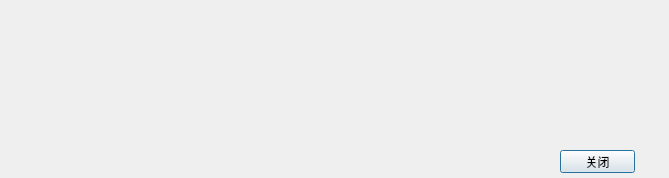
First picture: the form in Common/sysmessagebox.ui, repository chuandongxu/AOI, before the edit.
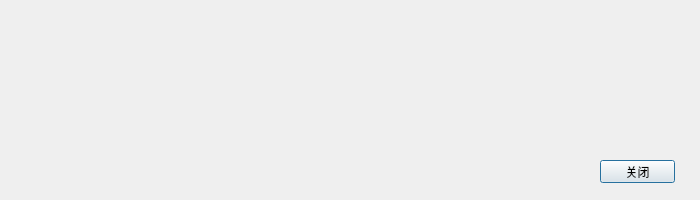
Second picture: the form after the edit.

```diff
--- a/Common/sysmessagebox.ui
+++ b/Common/sysmessagebox.ui
@@ -12,8 +12,8 @@
    <rect>
     <x>0</x>
     <y>0</y>
-    <width>669</width>
-    <height>178</height>
+    <width>700</width>
+    <height>200</height>
    </rect>
   </property>
   <property name="windowTitle">
@@ -38,9 +38,9 @@
    </property>
    <property name="geometry">
     <rect>
-     <x>170</x>
-     <y>50</y>
-     <width>461</width>
+     <x>180</x>
+     <y>60</y>
+     <width>500</width>
      <height>81</height>
     </rect>
    </property>
@@ -56,8 +56,8 @@
   <widget class="QPushButton" name="pushButton">
    <property name="geometry">
     <rect>
-     <x>560</x>
-     <y>150</y>
+     <x>600</x>
+     <y>160</y>
      <width>75</width>
      <height>23</height>
     </rect>
@@ -70,8 +70,8 @@
    <property name="geometry">
     <rect>
      <x>180</x>
-     <y>10</y>
-     <width>461</width>
+     <y>30</y>
+     <width>500</width>
      <height>31</height>
     </rect>
    </property>
```
